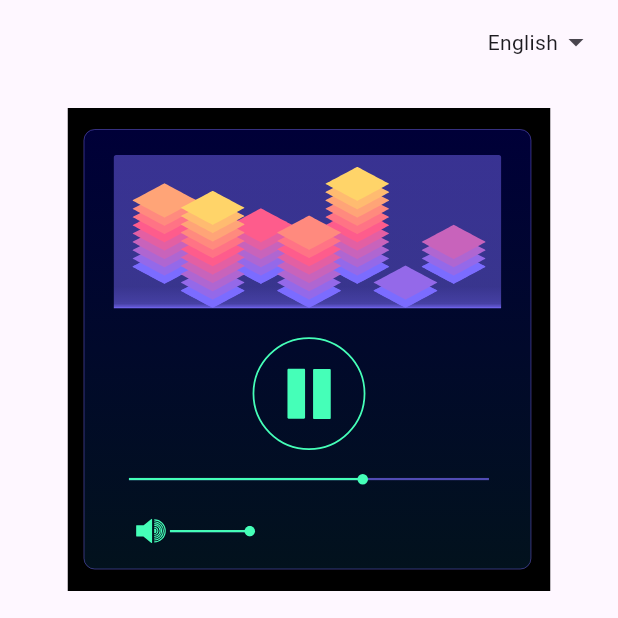
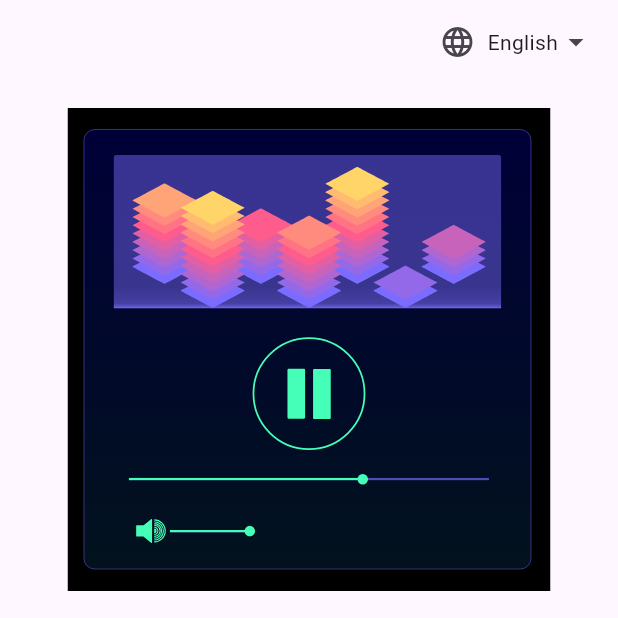
Before and after one commit to fewling/flutter-floating-lyric, a Flutter app: the screen it shows after launch, on a phone screen of 412 x 824 dp, the top half of it. Run offline on Flutter 3.47's test engine with Material 3 defaults, Android fonts, the phone set to English and light mode, and no system bars; drawn by our look-alikes of introduction_screen; our stand-ins replace animated_text_kit, device_info_plus, file_picker, firebase_core, firebase_crashlytics, flutter_bloc and 10 more; accounts and stored records are empty; generated files the repository leaves out were written again.

Commit message:
Add language icon to language selector for better visibility
Co-authored-by: fewling <54059281+fewling@users.noreply.github.com>

```diff
--- a/lib/widgets/language_selector.dart
+++ b/lib/widgets/language_selector.dart
@@ -45,6 +45,8 @@ class LanguageSelector extends StatelessWidget {
       child: Row(
         mainAxisSize: MainAxisSize.min,
         children: [
+          const Icon(Icons.language),
+          const SizedBox(width: 8),
           Text(getLocaleDisplayName(context, currentLocale)),
           const Icon(Icons.arrow_drop_down),
         ],
```
